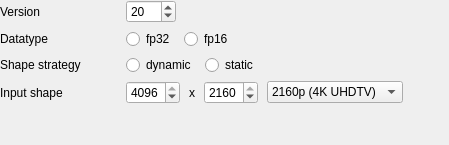
Qt form ui/designer/ui_onnx_conversion_widget.ui (herlegon/hconvert) before a commit.
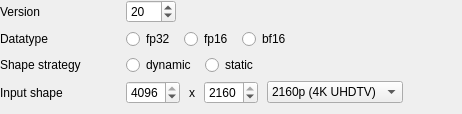
The same form after that commit.

The edit to the form file:
```diff
--- a/ui/designer/ui_onnx_conversion_widget.ui
+++ b/ui/designer/ui_onnx_conversion_widget.ui
@@ -6,8 +6,8 @@
    <rect>
     <x>0</x>
     <y>0</y>
-    <width>449</width>
-    <height>145</height>
+    <width>462</width>
+    <height>114</height>
    </rect>
   </property>
   <property name="windowTitle">
@@ -131,6 +131,19 @@
          </attribute>
         </widget>
        </item>
+       <item>
+        <widget class="QRadioButton" name="radiobutton_bf16">
+         <property name="text">
+          <string>bf16</string>
+         </property>
+         <property name="checkable">
+          <bool>true</bool>
+         </property>
+         <attribute name="buttonGroup">
+          <string notr="true">buttongroup_datatype</string>
+         </attribute>
+        </widget>
+       </item>
        <item>
         <spacer name="horizontalSpacer_6">
          <property name="orientation">
```
Left out of the diff: 3 changed lines with no effect on the pictures.
